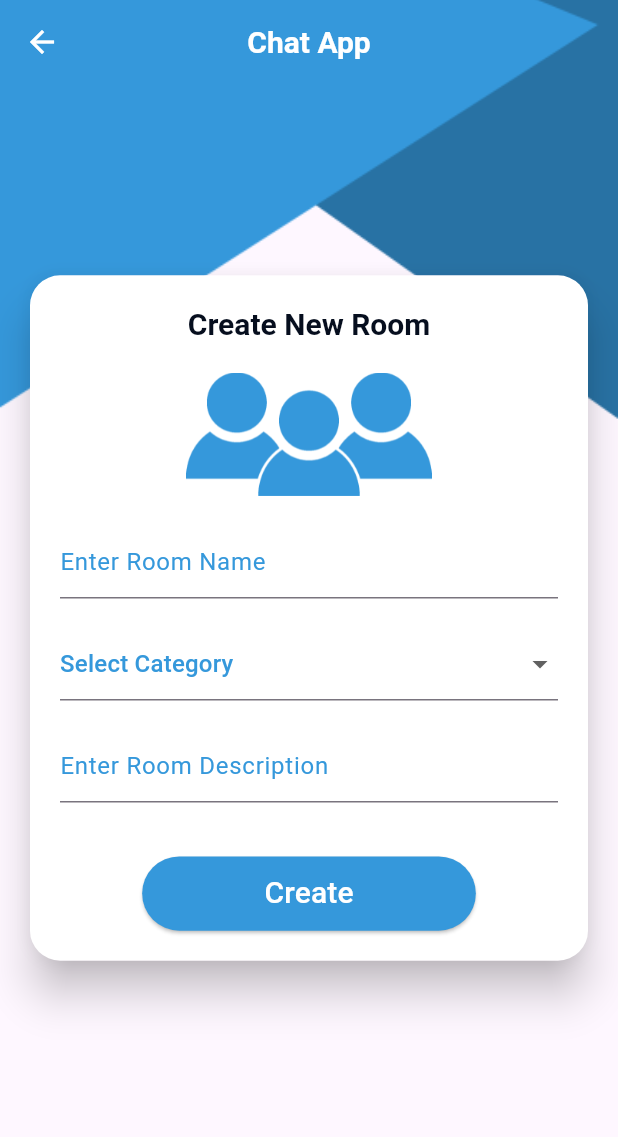
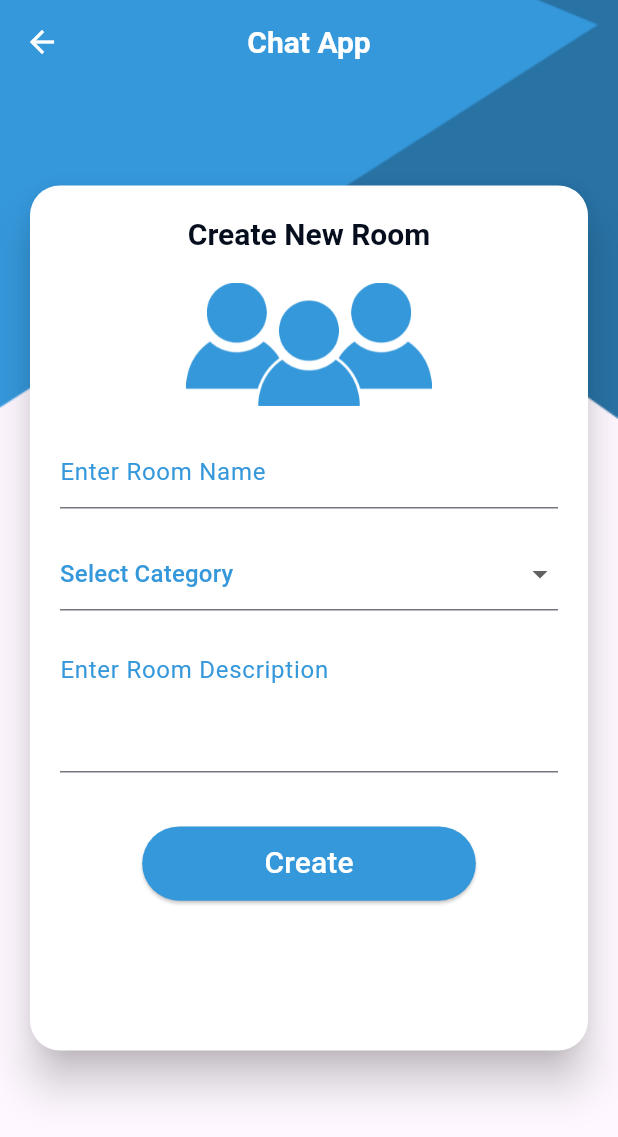
Before and after one commit to michael-3mad87/chat_app, a Flutter app: the screen it shows after launch, after a tap on the "add" icon, on a phone screen of 412 x 824 dp. Shown: the top 1137 px of the screen. Run offline on Flutter 3.47's test engine with Material 3 defaults, Android fonts, the phone set to English and light mode, and no system bars; our stand-ins replace bloc, cloud_firestore, firebase_auth, firebase_core, flutter_bloc, fluttertoast; accounts and stored records are empty.

Commit message:
finish rooms logic

```diff
--- a/lib/main.dart
+++ b/lib/main.dart
@@ -2,6 +2,7 @@ import 'package:chat_app/Auth/view_model/cubit/auth_cubit.dart';
 import 'package:chat_app/Auth/views/screens/login_screen.dart';
 import 'package:chat_app/Auth/views/screens/register_screen.dart';
 import 'package:chat_app/rooms/view/screens/create_room_screen.dart';
+import 'package:chat_app/shared/app_bloc_observer.dart';
 import 'package:chat_app/shared/app_them.dart';
 import 'package:chat_app/firebase_options.dart';
 import 'package:chat_app/screens/home_screen.dart';
@@ -14,6 +15,7 @@ Future<void> main() async {
   await Firebase.initializeApp(
     options: DefaultFirebaseOptions.currentPlatform,
   );
+  Bloc.observer = AppBlocObserver();
   runApp(
     BlocProvider(
       create: (_) => AuthCubit(),
--- /dev/null
+++ b/lib/rooms/data/data_sources/rooms_remote_data_sources.dart
@@ -0,0 +1,24 @@
+import 'package:chat_app/rooms/data/models/room_model.dart';
+import 'package:cloud_firestore/cloud_firestore.dart';
+
+class RoomsRemoteDataSources {
+  static CollectionReference<RoomModel> getRoomsCollection() =>
+      FirebaseFirestore.instance.collection('rooms').withConverter(
+            fromFirestore: (snapshot, _) =>
+                RoomModel.fromJson(snapshot.data()!),
+            toFirestore: (roomModel, _) => roomModel.toJson(),
+          );
+
+  Future<void> createRoom(RoomModel room) async {
+    final roomsCollection = getRoomsCollection();
+    final doc = roomsCollection.doc();
+    room.id = doc.id;
+    return doc.set(room);
+  }
+
+  Future<List<RoomModel>> getRooms() async {
+    final roomsCollection = getRoomsCollection();
+    final querySnapShot = await roomsCollection.get();
+    return querySnapShot.docs.map((docSnapShot) => docSnapShot.data()).toList();
+  }
+}
--- /dev/null
+++ b/lib/rooms/data/models/category_model.dart
@@ -0,0 +1,27 @@
+class CategoryModel {
+  final String id;
+  final String name;
+  final String imageName;
+  CategoryModel({
+    required this.id,
+    required this.name,
+    required this.imageName,
+  });
+  static List<CategoryModel> categories = [
+    CategoryModel(
+      id: 'sports',
+      name: 'Sports',
+      imageName: 'sports',
+    ),
+    CategoryModel(
+      id: 'music',
+      name: 'Music',
+      imageName: 'music',
+    ),
+    CategoryModel(
+      id: 'movies',
+      name: 'Movies',
+      imageName: 'movies',
+    ),
+  ];
+}
--- /dev/null
+++ b/lib/rooms/data/models/room_model.dart
@@ -0,0 +1,25 @@
+class RoomModel {
+   String id;
+  final String name;
+  final String description;
+  final String categoryId;
+  RoomModel({
+     this.id = '',
+    required this.name,
+    required this.description,
+    required this.categoryId,
+  });
+  RoomModel.fromJson(Map<String, dynamic> json)
+      : this(
+          id: json['id'],
+          name: json['name'],
+          description: json['description'],
+          categoryId: json['categoryId'],
+        );
+ Map<String , dynamic> toJson() => {
+  'id':id,
+  'name':name,
+  'description':description,
+  'categoryId':categoryId,
+ };
+}
--- /dev/null
+++ b/lib/rooms/data/repository/room_repository.dart
@@ -0,0 +1,16 @@
+import 'package:chat_app/rooms/data/data_sources/rooms_remote_data_sources.dart';
+
+import 'package:chat_app/rooms/data/models/room_model.dart';
+
+class RoomRepository {
+  RoomsRemoteDataSources remoteDataSources;
+  RoomRepository(this.remoteDataSources);
+
+  Future<void> createRoom(RoomModel room) async {
+    return remoteDataSources.createRoom(room);
+  }
+
+  Future<List<RoomModel>> getRooms() async {
+    return remoteDataSources.getRooms();
+  }
+}
--- a/lib/rooms/view/screens/create_room_screen.dart
+++ b/lib/rooms/view/screens/create_room_screen.dart
@@ -1,8 +1,13 @@
+import 'package:chat_app/rooms/data/models/room_model.dart';
 import 'package:chat_app/rooms/view/widgets/category_drop_down_button.dart';
+import 'package:chat_app/rooms/view_model/cubit/room_cubit.dart';
 import 'package:chat_app/shared/app_them.dart';
 import 'package:chat_app/shared/custom_button.dart';
+import 'package:chat_app/shared/ui_utils.dart';
+import 'package:chat_app/shared/show_message.dart';
 import 'package:chat_app/shared/text_form_field.dart';
 import 'package:flutter/material.dart';
+import 'package:flutter_bloc/flutter_bloc.dart';
 
 class CreateRoomScreen extends StatefulWidget {
   static const String routeName = '/createRoom';
@@ -13,14 +18,17 @@ class CreateRoomScreen extends StatefulWidget {
 }
 
 class _CreateRoomScreenState extends State<CreateRoomScreen> {
-  TextEditingController controllerName = TextEditingController();
-  TextEditingController controllerDescription = TextEditingController();
-  String? selectedCategory;
+  TextEditingController nameController = TextEditingController();
+  TextEditingController descriptionController = TextEditingController();
+  String? selectedCategoryId;
   final _formKey = GlobalKey<FormState>();
+  final roomCubit = RoomCubit();
 
   @override
   Widget build(BuildContext context) {
-    return Scaffold(
+    return BlocProvider(
+      create: (_) => roomCubit,
+      child: Scaffold(
         extendBodyBehindAppBar: true,
         resizeToAvoidBottomInset: true,
         appBar: AppBar(
@@ -43,6 +51,7 @@ class _CreateRoomScreenState extends State<CreateRoomScreen> {
                   borderRadius: BorderRadius.circular(20),
                   clipBehavior: Clip.antiAliasWithSaveLayer,
                   child: Container(
+                    height: MediaQuery.of(context).size.height * .7,
                     padding: const EdgeInsets.all(20),
                     decoration: BoxDecoration(
                       color: AppTheme.white,
@@ -63,7 +72,7 @@ class _CreateRoomScreenState extends State<CreateRoomScreen> {
                           ),
                           const SizedBox(height: 20),
                           CustomTextFormField(
-                          controller: controllerName,
+                            controller: nameController,
                             hintText: 'Enter Room Name',
                             validator: (value) {
                               if (value == null || value.length < 3) {
@@ -74,12 +83,14 @@ class _CreateRoomScreenState extends State<CreateRoomScreen> {
                           ),
                           const SizedBox(height: 20),
                           CategoryDropDownButton(
-                          onCategorySelected: (category) => selectedCategory = category,
+                            onCategorySelected: (categoryId) =>
+                                selectedCategoryId = categoryId,
                           ),
                           const SizedBox(height: 20),
                           CustomTextFormField(
-                          controller: controllerDescription,
+                            controller: descriptionController,
                             hintText: 'Enter Room Description',
+                            maxLines: 3,
                             validator: (value) {
                               if (value == null || value.length < 5) {
                                 return "Room Description can't be Less than 5 characters";
@@ -88,12 +99,27 @@ class _CreateRoomScreenState extends State<CreateRoomScreen> {
                             },
                           ),
                           const SizedBox(height: 36),
-                        CustomButton(
+                          BlocListener<RoomCubit, RoomState>(
+                            listener: (context, state) {
+                              if (state is CreateRoomLoading) {
+                                UIUtils.show(context);
+                              } else if (state is CreateRoomSuccess) {
+                                UIUtils.hide(context);
+                                showToastMessage('Room Created Successfully');
+                                Navigator.pop(context , true);
+                              } else if (state is CreateRoomError) {
+                                UIUtils.hide(context);
+                                showToastMessage(state.message);
+                              }
+                            },
+                            child: CustomButton(
                               label: 'Create',
                               oppressed: createRoom,
                               width: MediaQuery.of(context).size.height * .27,
                             ),
+                          ),
                         ],
+                      ),
                     ),
                   ),
                 ),
@@ -107,6 +133,13 @@ class _CreateRoomScreenState extends State<CreateRoomScreen> {
 
   void createRoom() {
     if (_formKey.currentState!.validate() == true) {
+      roomCubit.createRooms(
+        RoomModel(
+          name: nameController.text,
+          description: descriptionController.text,
+          categoryId: selectedCategoryId!,
+        ),
+      );
     }
   }
 }
--- a/lib/rooms/view/widgets/category_drop_down_button.dart
+++ b/lib/rooms/view/widgets/category_drop_down_button.dart
@@ -1,3 +1,4 @@
+import 'package:chat_app/rooms/data/models/category_model.dart';
 import 'package:chat_app/shared/app_them.dart';
 import 'package:flutter/material.dart';
 
@@ -13,30 +14,36 @@ class CategoryDropDownButton extends StatefulWidget {
 }
 
 class _CategoryDropDownButtonState extends State<CategoryDropDownButton> {
-  String? selectedCategory;
+  String? selectedCategoryId;
   @override
   Widget build(BuildContext context) {
     return DropdownButtonFormField(
-      value: selectedCategory,
+      value: selectedCategoryId,
       hint: Text(
         'Select Category',
         style: TextStyle(color: AppTheme.primaryColor),
       ),
-      items: ['Sports', 'Movies', 'Music']
+      items: CategoryModel.categories
           .map(
             (category) => DropdownMenuItem(
-              value: category,
-              child: Text(
-                category,
-                style: TextStyle(color: AppTheme.primaryColor),
+              value: category.id,
+              child: Row(
+                children: [
+                  Image.asset('assets/images/${category.imageName}.png' , height: 28,),
+                  const SizedBox(width: 10,),
+                  Text(
+                    category.name,
+                    style: TextStyle(color: AppTheme.primaryColor),
+                  ),
+                ],
               ),
             ),
           )
           .toList(),
-      onChanged: (value) {
+      onChanged: (categoryId) {
         setState(() {
-          selectedCategory = value;
-          widget.onCategorySelected(selectedCategory);
+          selectedCategoryId = categoryId;
+          widget.onCategorySelected(selectedCategoryId);
         });
       },
       isExpanded: true,
--- /dev/null
+++ b/lib/rooms/view_model/cubit/room_cubit.dart
@@ -0,0 +1,43 @@
+import 'dart:core';
+
+import 'package:bloc/bloc.dart';
+import 'package:chat_app/rooms/data/models/category_model.dart';
+import 'package:chat_app/rooms/data/models/room_model.dart';
+import 'package:chat_app/rooms/data/repository/room_repository.dart';
+import 'package:chat_app/shared/services_locator.dart';
+
+part 'room_state.dart';
+
+class RoomCubit extends Cubit<RoomState> {
+  late final RoomRepository repository;
+  RoomCubit() : super(RoomInitial()) {
+    repository = RoomRepository(ServicesLocator.roomDataSources);
+
+  }
+  List<RoomModel> rooms = [];
+  Future<void> createRooms(RoomModel room) async {
+    emit(CreateRoomLoading());
+    try {
+      await repository.createRoom(room);
+      emit(CreateRoomSuccess());
+    } catch (e) {
+      emit(CreateRoomError(e.toString()));
+    }
+  }
+
+  Future<void> getRooms() async {
+    emit(GetRoomLoading());
+    try {
+      rooms = await repository.getRooms();
+      emit(GetRoomSuccess());
+    } catch (e) {
+      emit(GetRoomError(e.toString()));
+    }
+  }
+
+  String getCategoryImageName(String categoryId) {
+    return CategoryModel.categories
+        .firstWhere((category) => category.id == categoryId)
+        .imageName;
+  }
+}
--- /dev/null
+++ b/lib/rooms/view_model/cubit/room_state.dart
@@ -0,0 +1,24 @@
+part of 'room_cubit.dart';
+
+
+sealed class RoomState {}
+
+final class RoomInitial extends RoomState {}
+
+final class CreateRoomLoading extends RoomState {}
+
+final class CreateRoomSuccess extends RoomState {}
+
+final class CreateRoomError extends RoomState {
+    final String message;
+  CreateRoomError(this.message);
+}
+
+final class GetRoomLoading extends RoomState {}
+
+final class GetRoomSuccess extends RoomState {}
+
+final class GetRoomError extends RoomState {
+  final String message;
+  GetRoomError(this.message);
+}
--- a/lib/screens/home_screen.dart
+++ b/lib/screens/home_screen.dart
@@ -1,22 +1,39 @@
 import 'package:chat_app/rooms/view/screens/create_room_screen.dart';
 import 'package:chat_app/rooms/view/widgets/room_item.dart';
+import 'package:chat_app/rooms/view_model/cubit/room_cubit.dart';
 import 'package:chat_app/shared/app_them.dart';
+import 'package:chat_app/shared/widgets/error_indicator.dart';
+import 'package:chat_app/shared/widgets/loading_indicator.dart';
 import 'package:flutter/material.dart';
+import 'package:flutter_bloc/flutter_bloc.dart';
 
-class HomeScreen extends StatelessWidget {
+class HomeScreen extends StatefulWidget {
   static const String routeName = '/home';
   const HomeScreen({super.key});
 
   @override
+  State<HomeScreen> createState() => _HomeScreenState();
+}
+
+class _HomeScreenState extends State<HomeScreen> {
+  final roomCubit = RoomCubit();
+  @override
+  void initState() {
+    super.initState();
+    roomCubit.getRooms();
+  }
+
+  @override
   Widget build(BuildContext context) {
-    return Scaffold(
+    return BlocProvider(
+      create: (_) => roomCubit,
+      child: Scaffold(
         extendBodyBehindAppBar: true,
         resizeToAvoidBottomInset: false,
         appBar: AppBar(
           backgroundColor: Colors.transparent,
-        title:const Text(
+          title: const Text(
             ' Chat App',
-
           ),
           leading: IconButton(
             onPressed: () {},
@@ -37,24 +54,40 @@ class HomeScreen extends StatelessWidget {
           ),
           child: Padding(
             padding: const EdgeInsets.only(top: 100, left: 35, right: 35),
-          child: GridView.builder(
-            gridDelegate: const SliverGridDelegateWithFixedCrossAxisCount(
+            child: BlocBuilder<RoomCubit, RoomState>(
+              builder: (context, state) {
+                if (state is GetRoomLoading) {
+                  return const LoadingIndicator();
+                } else if (state is GetRoomSuccess) {
+                  return GridView.builder(
+                    gridDelegate:
+                        const SliverGridDelegateWithFixedCrossAxisCount(
                       crossAxisCount: 2,
                       mainAxisSpacing: 16,
                       crossAxisSpacing: 16,
                     ),
-            itemBuilder: (_, index) {
-              return const RoomItem();
+                    itemBuilder: (_, index) => RoomItem(
+                      room: roomCubit.rooms[index],
+                    ),
+                    itemCount: roomCubit.rooms.length,
+                  );
+                } else if (state is GetRoomError) {
+                  return ErrorIndicator(message: state.message);
+                } else {
+                  return const SizedBox();
+                }
               },
-            itemCount: 6,
             ),
           ),
         ),
         floatingActionButton: FloatingActionButton(
           child: const Icon(Icons.add),
           onPressed: () {
-          Navigator.pushNamed(context, CreateRoomScreen.routeName);
+            Navigator.pushNamed(context, CreateRoomScreen.routeName).then(
+              (_) => roomCubit.getRooms(),
+            );
           },
+        ),
       ),
     );
   }
--- /dev/null
+++ b/lib/shared/services_locator.dart
@@ -0,0 +1,5 @@
+import 'package:chat_app/rooms/data/data_sources/rooms_remote_data_sources.dart';
+
+class ServicesLocator {
+  static final roomDataSources = RoomsRemoteDataSources();
+}
--- a/lib/shared/show_message.dart
+++ b/lib/shared/show_message.dart
@@ -6,7 +6,7 @@ void showToastMessage(String message) {
     msg: message,
     toastLength: Toast.LENGTH_LONG,
     timeInSecForIosWeb: 5,
-    backgroundColor: AppTheme.red,
+    backgroundColor: AppTheme.primaryColor,
     textColor: AppTheme.white,
     fontSize: 16.0,
   );
--- /dev/null
+++ b/lib/shared/widgets/loading_indicator.dart
@@ -0,0 +1,15 @@
+import 'package:chat_app/shared/app_them.dart';
+import 'package:flutter/material.dart';
+
+class LoadingIndicator extends StatelessWidget {
+  const LoadingIndicator({super.key});
+
+  @override
+  Widget build(BuildContext context) {
+    return Center(
+      child: CircularProgressIndicator(
+        color: AppTheme.primaryColor,
+      ),
+    );
+  }
+}
```
Also changed, not shown: lib/Auth/views/screens/login_screen.dart (+5 -7 lines), lib/Auth/views/screens/register_screen.dart (+4 -4 lines), lib/rooms/view/widgets/room_item.dart (+12 -5 lines), lib/shared/app_bloc_observer.dart (added, +27 -0 lines), lib/shared/ui_utils.dart (renamed from lib/shared/loading_indicator.dart, +4 -5 lines), lib/shared/widgets/error_indicator.dart (added, +19 -0 lines). Lines whose indentation alone changed are shown as unchanged.
